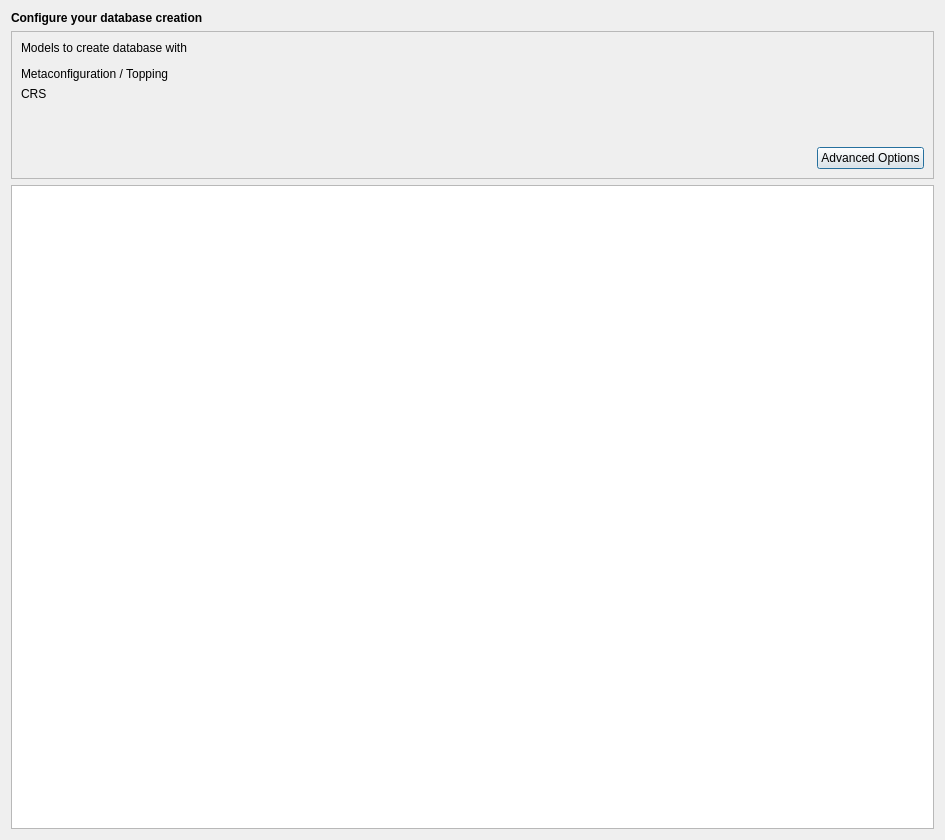
Above: QgisModelBaker/ui/import_schema_configuration.ui from opengisch/QgisModelBaker before the change. Below: the same form after it.
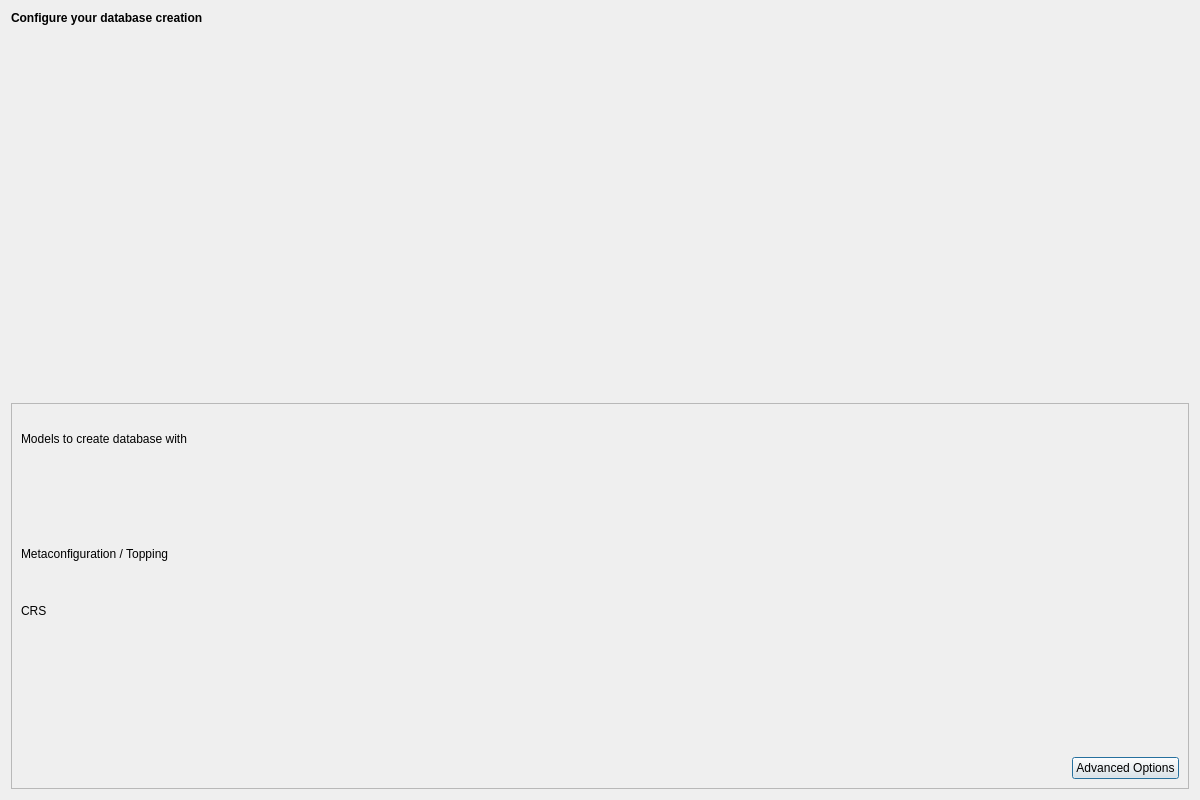
That is the form after the change. Custom widgets are drawn as their Qt base class.

Commit message: add log panel for feedback and some layout stuff

The edit to the form file:
```diff
--- a/QgisModelBaker/ui/import_schema_configuration.ui
+++ b/QgisModelBaker/ui/import_schema_configuration.ui
@@ -6,8 +6,8 @@
    <rect>
     <x>0</x>
     <y>0</y>
-    <width>945</width>
-    <height>840</height>
+    <width>1200</width>
+    <height>800</height>
    </rect>
   </property>
   <property name="windowTitle">
@@ -128,16 +128,6 @@
      </layout>
     </widget>
    </item>
-   <item row="2" column="0">
-    <widget class="QTextBrowser" name="txtStdout">
-     <property name="toolTip">
-      <string/>
-     </property>
-     <property name="openLinks">
-      <bool>false</bool>
-     </property>
-    </widget>
-   </item>
   </layout>
  </widget>
  <customwidgets>
```
Left out of the diff: 5 changed lines with no effect on the pictures. The commit also changes 7 other files.
